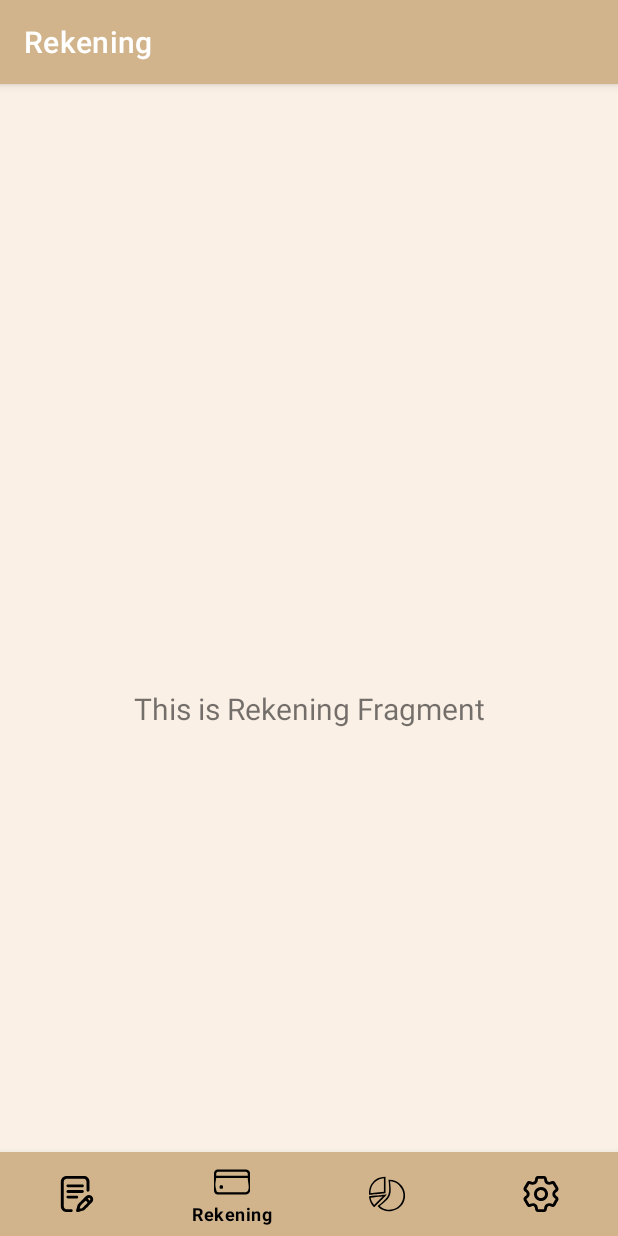
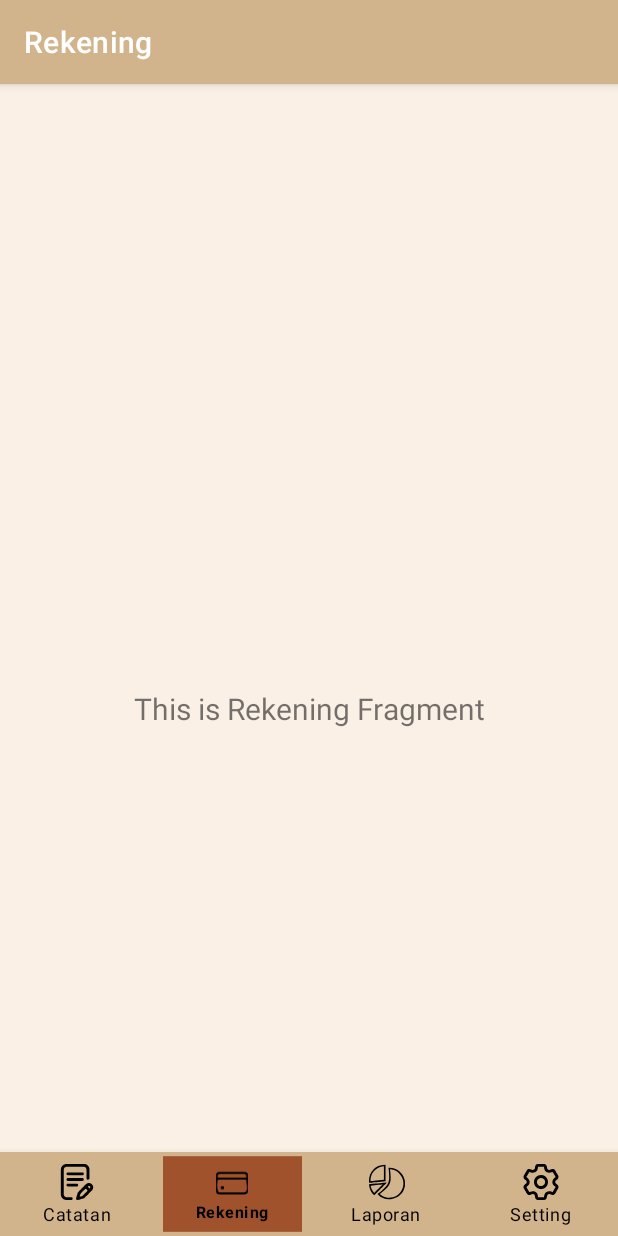
Before and after one commit to MhmdFahreza/ReNote, an Android app: the RekeningFragment screen opened through its navigation route, item 2 of the bottom bar chosen, on a phone screen of 412 x 824 dp. Run offline under Robolectric (Android 15) with nearby library versions, the phone set to English and light mode, and no system bars; our stand-ins replace navigation-ui.

Commit message:
Layouting

```diff
--- a/app/src/main/java/com/piggybank/renote/ui/main/MainActivity.kt
+++ b/app/src/main/java/com/piggybank/renote/ui/main/MainActivity.kt
@@ -1,6 +1,8 @@
 package com.piggybank.renote.ui.main
 
 import android.os.Bundle
+import android.view.View
+import android.view.animation.ScaleAnimation
 import androidx.appcompat.app.AppCompatActivity
 import androidx.navigation.findNavController
 import androidx.navigation.ui.AppBarConfiguration
@@ -21,10 +23,8 @@ class MainActivity : AppCompatActivity() {
         setContentView(binding.root)
 
         val navView: BottomNavigationView = binding.navView
+        val navController = findNavController(R.id.nav_host_fragment_activity_main)
 
-        val navController = findNavController(R.id.nav_host_fragment_activity_main)
-        // Passing each menu ID as a set of Ids because each
-        // menu should be considered as top level destinations.
         val appBarConfiguration = AppBarConfiguration(
             setOf(
                 R.id.navigation_catatan, R.id.navigation_rekening, R.id.navigation_laporan, R.id.navigation_setting
@@ -32,5 +32,19 @@ class MainActivity : AppCompatActivity() {
         )
         setupActionBarWithNavController(navController, appBarConfiguration)
         navView.setupWithNavController(navController)
+
+        // Animasi pada saat item di re-select
+        navView.setOnItemReselectedListener { item ->
+            val view = navView.findViewById<View>(item.itemId)
+            val scaleAnimation = ScaleAnimation(
+                0.9f, 1.1f, 0.9f, 1.1f,
+                ScaleAnimation.RELATIVE_TO_SELF, 0.5f,
+                ScaleAnimation.RELATIVE_TO_SELF, 0.5f
+            ).apply {
+                duration = 150
+                fillAfter = true
+            }
+            view.startAnimation(scaleAnimation)
+        }
     }
 }
--- /dev/null
+++ b/app/src/main/res/drawable/bottom_nav_item_background.xml
@@ -0,0 +1,6 @@
+<?xml version="1.0" encoding="utf-8"?>
+<!-- res/drawable/bottom_nav_item_background.xml -->
+<selector xmlns:android="http://schemas.android.com/apk/res/android">
+    <item android:drawable="@color/dark_brown" android:state_checked="true"/>
+    <item android:drawable="@android:color/transparent"/>
+</selector>
--- a/app/src/main/res/layout/activity_main.xml
+++ b/app/src/main/res/layout/activity_main.xml
@@ -7,6 +7,7 @@
     android:layout_height="match_parent"
     android:background="@color/soft_brown_background"
     android:paddingTop="?attr/actionBarSize">
+
 
     <com.google.android.material.bottomnavigation.BottomNavigationView
         android:id="@+id/nav_view"
@@ -20,7 +21,9 @@
         app:layout_constraintRight_toRightOf="parent"
         app:menu="@menu/bottom_nav_menu"
         app:itemIconTint="@android:color/black"
-        app:itemTextColor="@android:color/black" />
+        app:itemTextColor="@android:color/black"
+        app:itemBackground="@drawable/bottom_nav_item_background"
+        app:labelVisibilityMode="labeled" />
 
     <fragment
         android:id="@+id/nav_host_fragment_activity_main"
--- a/app/src/main/res/layout/fragment_catatan.xml
+++ b/app/src/main/res/layout/fragment_catatan.xml
@@ -15,8 +15,10 @@
         android:layout_marginEnd="8dp"
         android:textAlignment="center"
         android:textSize="20sp"
+        android:gravity="center"
         app:layout_constraintBottom_toBottomOf="parent"
         app:layout_constraintEnd_toEndOf="parent"
         app:layout_constraintStart_toStartOf="parent"
         app:layout_constraintTop_toTopOf="parent" />
+
 </androidx.constraintlayout.widget.ConstraintLayout>
--- a/app/src/main/res/layout/fragment_laporan.xml
+++ b/app/src/main/res/layout/fragment_laporan.xml
@@ -15,8 +15,10 @@
         android:layout_marginEnd="8dp"
         android:textAlignment="center"
         android:textSize="20sp"
+        android:gravity="center"
         app:layout_constraintBottom_toBottomOf="parent"
         app:layout_constraintEnd_toEndOf="parent"
         app:layout_constraintStart_toStartOf="parent"
         app:layout_constraintTop_toTopOf="parent" />
+
 </androidx.constraintlayout.widget.ConstraintLayout>
--- a/app/src/main/res/layout/fragment_rekening.xml
+++ b/app/src/main/res/layout/fragment_rekening.xml
@@ -15,8 +15,10 @@
         android:layout_marginEnd="8dp"
         android:textAlignment="center"
         android:textSize="20sp"
+        android:gravity="center"
         app:layout_constraintBottom_toBottomOf="parent"
         app:layout_constraintEnd_toEndOf="parent"
         app:layout_constraintStart_toStartOf="parent"
         app:layout_constraintTop_toTopOf="parent" />
+
 </androidx.constraintlayout.widget.ConstraintLayout>
--- a/app/src/main/res/layout/fragment_setting.xml
+++ b/app/src/main/res/layout/fragment_setting.xml
@@ -15,8 +15,10 @@
         android:layout_marginEnd="8dp"
         android:textAlignment="center"
         android:textSize="20sp"
+        android:gravity="center"
         app:layout_constraintBottom_toBottomOf="parent"
         app:layout_constraintEnd_toEndOf="parent"
         app:layout_constraintStart_toStartOf="parent"
         app:layout_constraintTop_toTopOf="parent" />
+
 </androidx.constraintlayout.widget.ConstraintLayout>
--- a/app/src/main/res/values/strings.xml
+++ b/app/src/main/res/values/strings.xml
@@ -1,6 +1,6 @@
 <resources>
     <string name="app_name">ReNote</string>
-    <string name="menu_setting">setting</string>
+    <string name="menu_setting">Setting</string>
     <string name="menu_catatan">Catatan</string>
     <string name="menu_rekening">Rekening</string>
     <string name="menu_laporan">Laporan</string>
--- a/app/src/main/res/xml/data_extraction_rules.xml
+++ b/app/src/main/res/xml/data_extraction_rules.xml
@@ -5,7 +5,7 @@
 -->
 <data-extraction-rules>
     <cloud-backup>
-        <!-- TODO: Use <include> and <exclude> to control what is backed up.
+        <!--
         <include .../>
         <exclude .../>
         -->
```
